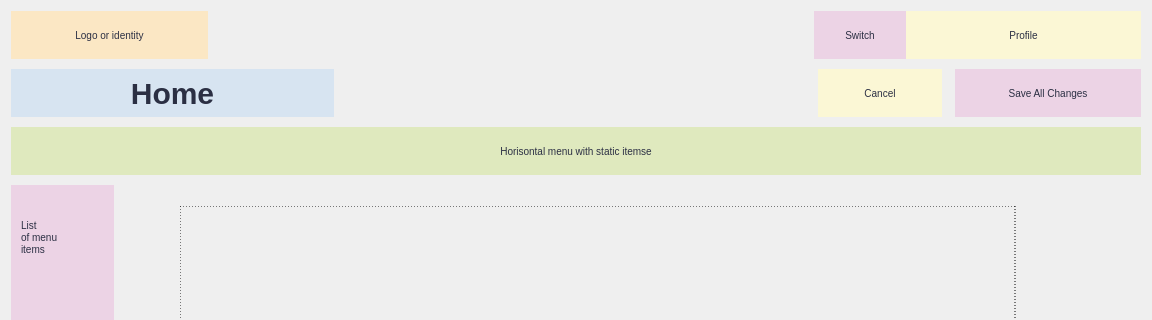
The window that client/screens/home.ui (kleroop/TechCourse_2022_12) describes before a commit, drawn with Qt 5; both pictures show x 0 to 1152 and y 0 to 320 of the 1152 by 726 pixel window.
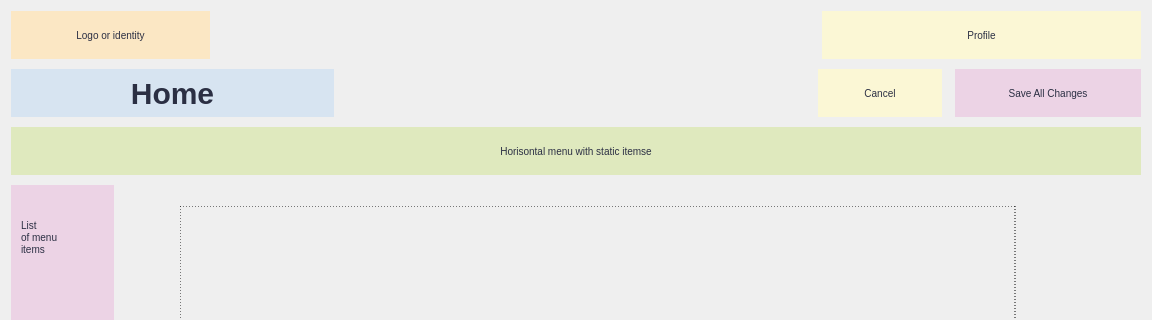
The same window after the commit.

Commit message: added user profile

```diff
--- a/client/screens/home.ui
+++ b/client/screens/home.ui
@@ -26,7 +26,7 @@
       <number>50</number>
      </property>
      <item>
-      <layout class="QHBoxLayout" name="headerLayout" stretch="105,323,49,125">
+      <layout class="QHBoxLayout" name="headerLayout" stretch="105,323,0">
        <property name="spacing">
         <number>0</number>
        </property>
@@ -62,25 +62,21 @@
         </spacer>
        </item>
        <item>
-        <widget class="QLabel" name="switchButton">
-         <property name="styleSheet">
-          <string notr="true">background:  #ECD3E5;
-color:  #2B2F43;
-font-size: 10px;
-font-weight:  400;
-text-align: center;
-</string>
-         </property>
-         <property name="text">
-          <string>Switch</string>
-         </property>
-         <property name="alignment">
-          <set>Qt::AlignCenter</set>
-         </property>
-        </widget>
-       </item>
+        <layout class="QHBoxLayout" name="userProfileLayout">
        <item>
         <widget class="QLabel" name="profile">
+           <property name="sizePolicy">
+            <sizepolicy hsizetype="Minimum" vsizetype="Minimum">
+             <horstretch>0</horstretch>
+             <verstretch>0</verstretch>
+            </sizepolicy>
+           </property>
+           <property name="minimumSize">
+            <size>
+             <width>319</width>
+             <height>0</height>
+            </size>
+           </property>
          <property name="styleSheet">
           <string notr="true">background:  #FBF7D5;
 color:  #2B2F43;
@@ -96,6 +92,8 @@
           <set>Qt::AlignCenter</set>
          </property>
         </widget>
+         </item>
+        </layout>
        </item>
       </layout>
      </item>
```
Lines whose indentation alone changed are shown as unchanged. The commit also changes 15 other files.
